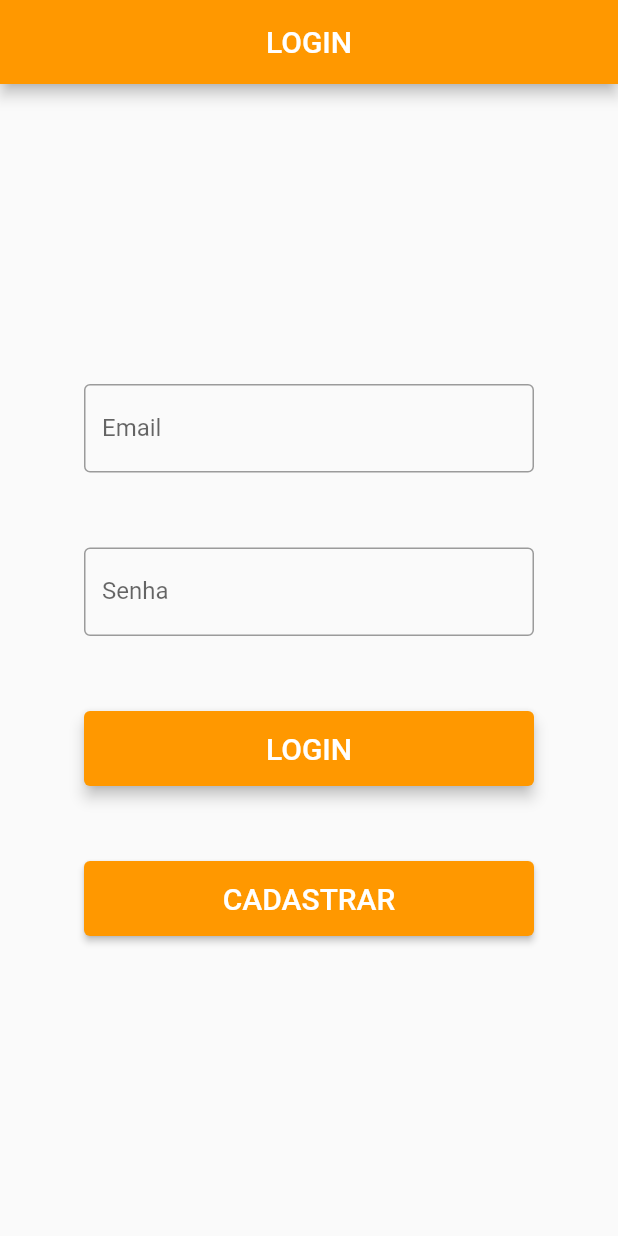
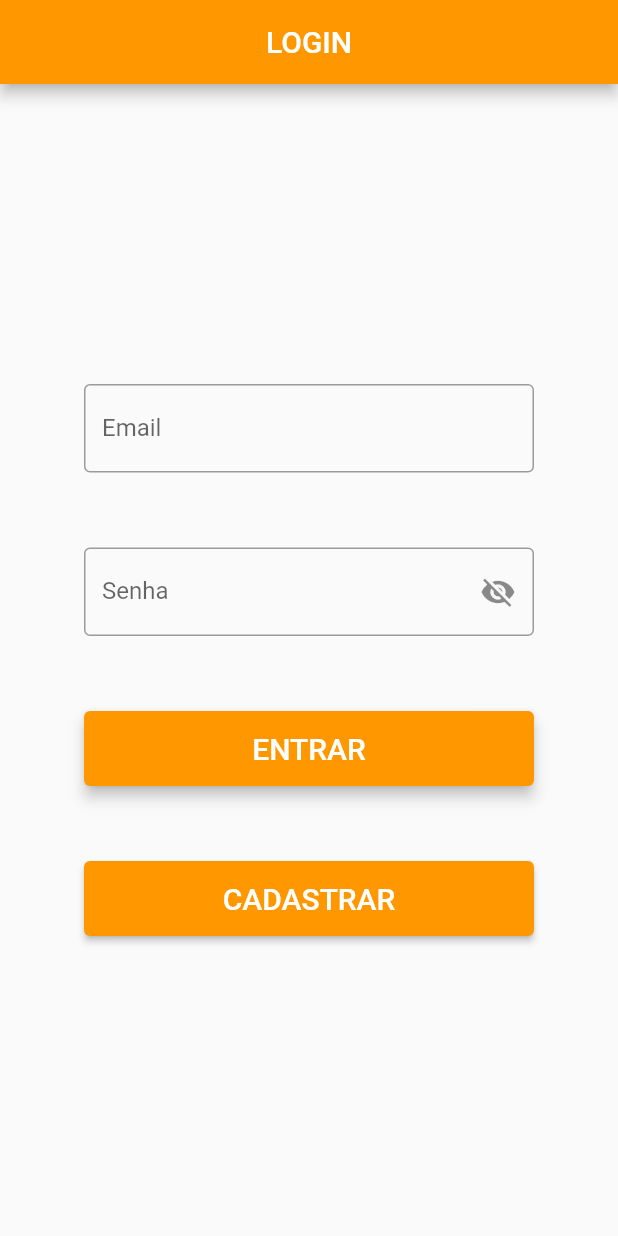
Before and after one commit to teuaguiar01/lab-web-projeto1, a Flutter app: the screen it shows after launch, on a phone screen of 412 x 824 dp. Run offline on Flutter 3.47's test engine with Material 2 defaults, Android fonts, the phone set to English and light mode, and no system bars.

Commit message:
escondendo a senha no login e no cadastro

```diff
--- a/frontend/lib/main.dart
+++ b/frontend/lib/main.dart
@@ -15,6 +15,7 @@ class MyApp extends StatelessWidget {
         '/': (context) => MyHomePage(),
         '/signUp': (context) => SignUpView(),
       },
+      debugShowCheckedModeBanner: false,
       theme: ThemeData(
         primarySwatch: Colors.orange,
       ),
@@ -32,6 +33,8 @@ class MyHomePage extends StatefulWidget {
 class _MyHomePageState extends State<MyHomePage> {
   final _formKey = GlobalKey<FormState>();
   final controller = FormController();
+  String password = "";
+  bool isPasswordObscure = true;
   @override
   Widget build(BuildContext context) {
     return Scaffold(
@@ -55,7 +58,7 @@ class _MyHomePageState extends State<MyHomePage> {
                 child: Column(
                   children: [
                     TextFormField(
-                      validator: controller.isEmailValid,
+                      // validator: controller.isEmailValid,
                       decoration: InputDecoration(
                         labelText: "Email",
                         border: OutlineInputBorder(
@@ -65,8 +68,17 @@ class _MyHomePageState extends State<MyHomePage> {
                     ),
                     SizedBox(height: 50),
                     TextFormField(
+                      initialValue: password,
+                      onChanged: _setPassword,
                       validator: controller.isPasswordValid,
+                      obscureText: isPasswordObscure,
                       decoration: InputDecoration(
+                        suffixIcon: IconButton(
+                          icon: Icon(isPasswordObscure
+                              ? Icons.visibility_off
+                              : Icons.visibility),
+                          onPressed: _toggleIsPasswordObscure,
+                        ),
                         labelText: "Senha",
                         border: OutlineInputBorder(
                           borderSide: BorderSide(width: 2),
@@ -84,7 +96,7 @@ class _MyHomePageState extends State<MyHomePage> {
               child: ElevatedButton(
                 autofocus: true,
                 child: Text(
-                  "LOGIN",
+                  "ENTRAR",
                   style: TextStyle(fontSize: 20, color: Colors.white),
                 ),
                 onPressed: () {},
@@ -108,4 +120,11 @@ class _MyHomePageState extends State<MyHomePage> {
       ),
     );
   }
+
+  _setPassword(String s) => password = s;
+  _toggleIsPasswordObscure() {
+    setState(() {
+      isPasswordObscure = !isPasswordObscure;
+    });
+  }
 }
```
Also changed, not shown: frontend/lib/controllers/form_controller.dart (+4 -3 lines), frontend/lib/views/sign_up_view.dart (+20 -1 lines).
